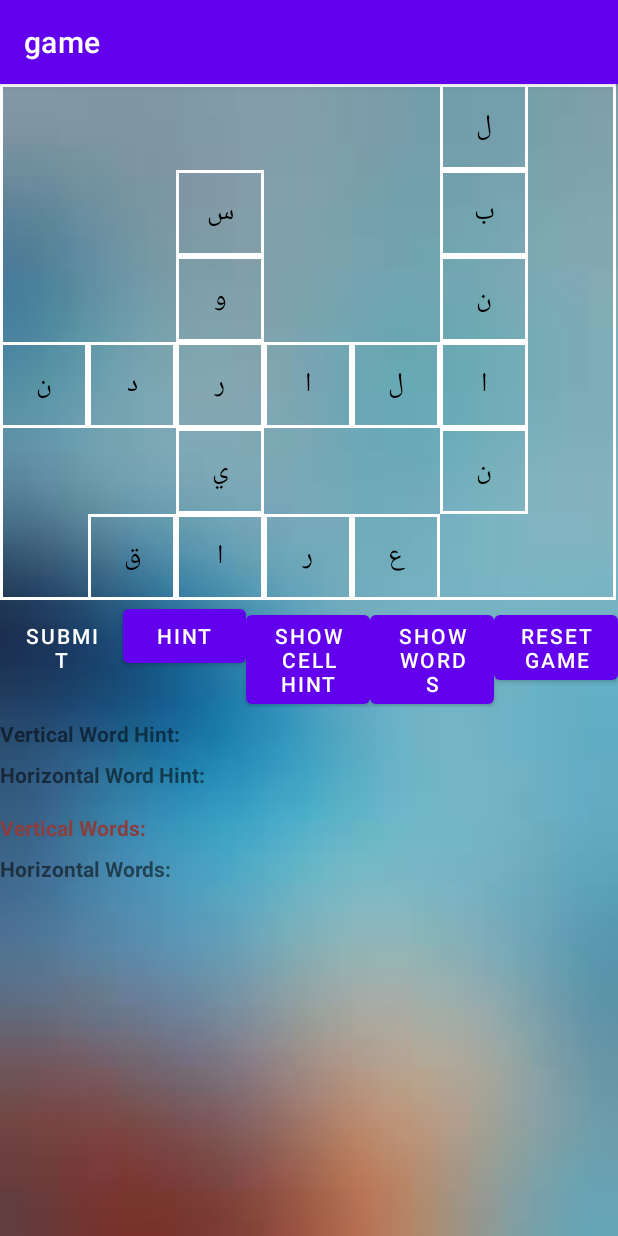
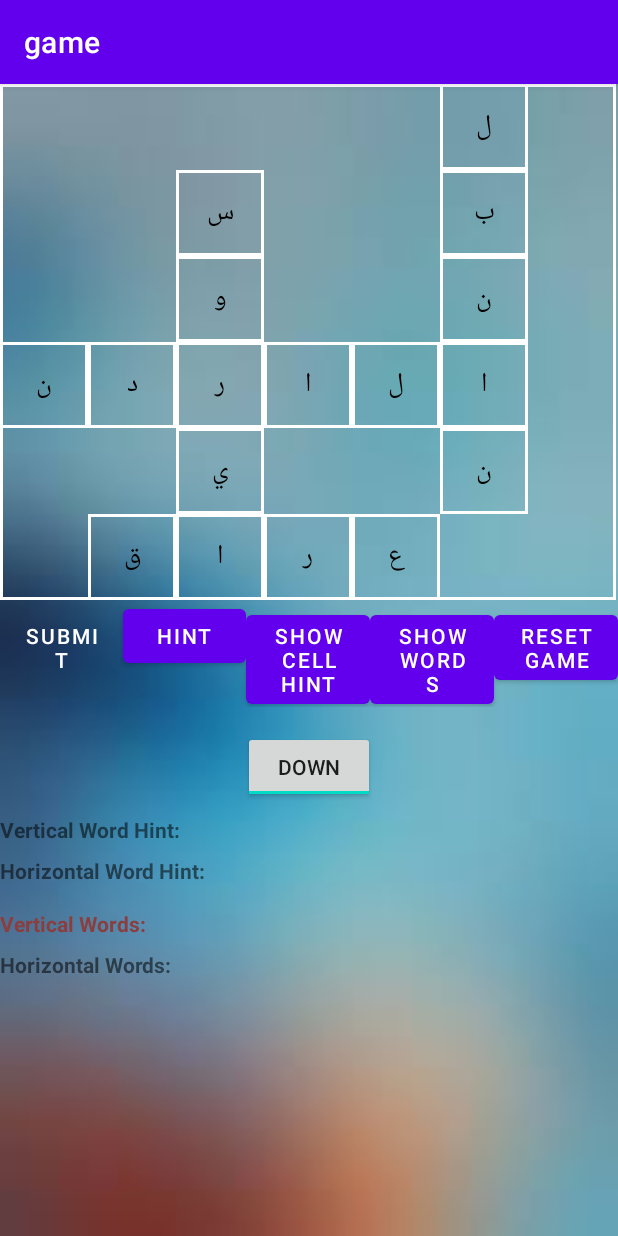
Before and after one commit to AbdAlhalemEz/CW, an Android app: the screen it shows after launch (MainActivity), after a tap on "HINT", on a phone screen of 412 x 824 dp. Run offline under Robolectric (Android 15) with nearby library versions, the phone set to English and light mode, and no system bars.

Commit message:
directions

```diff
--- a/app/src/main/java/com/overflow/game/MainActivity.kt
+++ b/app/src/main/java/com/overflow/game/MainActivity.kt
@@ -1,26 +1,35 @@
 package com.overflow.game
 
+import android.app.Dialog
 import android.content.SharedPreferences
 import android.graphics.Color
 import android.os.Bundle
 import android.text.Editable
+import android.text.InputFilter
+import android.text.InputType
 import android.text.Spannable
 import android.text.SpannableStringBuilder
+import android.text.TextWatcher
 import android.text.style.ForegroundColorSpan
 import android.view.Gravity
 import android.view.MotionEvent
 import android.view.View
 import android.view.ViewGroup
+import android.view.Window
+import android.view.inputmethod.EditorInfo
 import android.widget.Button
 import android.widget.EditText
 import android.widget.GridLayout
+import android.widget.ImageView
 import android.widget.TextView
 import android.widget.Toast
+import android.widget.ToggleButton
 import androidx.appcompat.app.AppCompatActivity
 
 data class WordClue(val word: String, val clue: String)
 
 class MainActivity : AppCompatActivity() {
+    private var isDownFocus = true // Default direction is down
 
     private lateinit var gridArray: Array<CharArray>
     private var numRows = 0
@@ -36,6 +45,11 @@ class MainActivity : AppCompatActivity() {
     override fun onCreate(savedInstanceState: Bundle?) {
         super.onCreate(savedInstanceState)
         setContentView(R.layout.activity_main)
+
+        val toggleButton: ToggleButton = findViewById(R.id.toggleButtonDirection)
+        toggleButton.setOnCheckedChangeListener { _, isChecked ->
+            isDownFocus = isChecked
+        }
 
         sharedPreferences = getPreferences(MODE_PRIVATE)
 
@@ -68,7 +82,7 @@ class MainActivity : AppCompatActivity() {
 
         wordClues = listOf(
             WordClue("سوريا", "عاصمتها دمشق"),
-            WordClue("عراق", "بلاد الرافديت"),
+            WordClue("عراق", "imiraq"),
             WordClue("قارع", "wtf"),
             WordClue("مصر", "ام الدنبا"),
             WordClue("الاردن", "جنوب سوريا"),
@@ -88,6 +102,12 @@ class MainActivity : AppCompatActivity() {
         val savedUserAnswer = sharedPreferences.getString("userAnswer", "")
         updateUIWithSavedState(savedUserAnswer)
     }
+    fun onToggleDirection(view: View) {
+        // Called when the toggle button is clicked
+        val toggleButton: ToggleButton = findViewById(R.id.toggleButtonDirection)
+        isDownFocus = toggleButton.isChecked
+    }
+
 
     private fun initializeGridLayout() {
         gridLayout.removeAllViews()
@@ -140,6 +160,35 @@ class MainActivity : AppCompatActivity() {
         }
 
         editText.layoutParams = params
+
+        editText.addTextChangedListener(object : TextWatcher {
+            override fun beforeTextChanged(charSequence: CharSequence?, start: Int, count: Int, after: Int) {}
+
+            override fun onTextChanged(charSequence: CharSequence?, start: Int, before: Int, count: Int) {
+                // Only allow one character in each cell
+                if (count > 1) {
+                    // If the user entered more than one letter, replace with the last entered letter
+                    editText.setText(charSequence?.subSequence(charSequence.length - 1, charSequence.length))
+                    editText.setSelection(1)
+                }
+
+                if (count == 1) {
+                    // Move focus based on the current direction
+                    if (isDownFocus && i < numRows - 1) {
+                        // Move down if down focus is enabled and not in the last row
+                        val nextEditText = gridLayout.getChildAt((i + 1) * numCols + j) as? EditText
+                        nextEditText?.requestFocus()
+                    } else if (!isDownFocus && j > 0) {
+                        // Move left if left focus is enabled and not in the leftmost column
+                        val previousEditText = gridLayout.getChildAt(i * numCols + (j - 1)) as? EditText
+                        previousEditText?.requestFocus()
+                    }
+                }
+            }
+
+            override fun afterTextChanged(editable: Editable?) {}
+        })
+
         return editText
     }
 
@@ -227,13 +276,46 @@ class MainActivity : AppCompatActivity() {
             val horizontalWordClue = wordClues.find { it.word == horizontalWord }
             val verticalWordClue = wordClues.find { it.word == verticalWord }
 
-            val horizontalHint = horizontalWordClue?.let { "Horizontal Word Hint: ${it.clue}" } ?: ""
-            val verticalHint = verticalWordClue?.let { "Vertical Word Hint: ${it.clue}" } ?: ""
+            val horizontalHint = horizontalWordClue?.let {
+                if (it.clue.startsWith("im")) {
+                    showImageDialog(it.clue.substring(2), it.clue) // Remove "im" prefix
+                    ""
+                } else {
+                    "Horizontal Word Hint: ${it.clue}"
+                }
+            } ?: ""
+
+            val verticalHint = verticalWordClue?.let {
+                if (it.clue.startsWith("im")) {
+                    showImageDialog(it.clue.substring(2), it.clue) // Remove "im" prefix
+                    ""
+                } else {
+                    "Vertical Word Hint: ${it.clue}"
+                }
+            } ?: ""
 
             horizontalHintTextView.text = horizontalHint
             verticalHintTextView.text = verticalHint
         }
     }
+
+    private fun showImageDialog(imageResourceName: String, clue: String) {
+        val dialog = Dialog(this)
+        dialog.requestWindowFeature(Window.FEATURE_NO_TITLE)
+        dialog.setContentView(R.layout.image_dialog_layout)
+
+        val imageView: ImageView = dialog.findViewById(R.id.imageView)
+        val clueTextView: TextView = dialog.findViewById(R.id.clueTextView)
+
+        val imageResourceId = resources.getIdentifier(imageResourceName, "drawable", packageName)
+        imageView.setImageResource(imageResourceId)
+
+        clueTextView.text = "Clue: $clue"
+
+        dialog.show()
+    }
+
+
 
     private fun findHorizontalWord(row: Int, col: Int): String {
         val horizontalWord = StringBuilder()
--- a/app/src/main/res/layout/activity_main.xml
+++ b/app/src/main/res/layout/activity_main.xml
@@ -25,7 +25,9 @@
             android:gravity="center"
             android:maxLength="1"
             android:focusableInTouchMode="false"
-            android:background="@android:color/transparent" />
+            android:background="@android:color/transparent"
+
+            />
 
         <!-- Add more EditText elements for other cells -->
 
@@ -90,6 +92,18 @@
 
 
     </LinearLayout>
+    <!-- Add this to your layout -->
+    <ToggleButton
+        android:id="@+id/toggleButtonDirection"
+        android:layout_width="wrap_content"
+        android:layout_height="wrap_content"
+        android:textOn="Down"
+        android:textOff="Left"
+        android:layout_marginTop="16dp"
+        android:checked="true"
+        android:layout_gravity="center_horizontal"
+        android:onClick="onToggleDirection"/>
+
     <!-- Vertical Words Hint TextView -->
     <TextView
         android:id="@+id/verticalWordsHintTextView"
```
Also changed, not shown: app/src/main/res/drawable/iraq.jpg (added).
